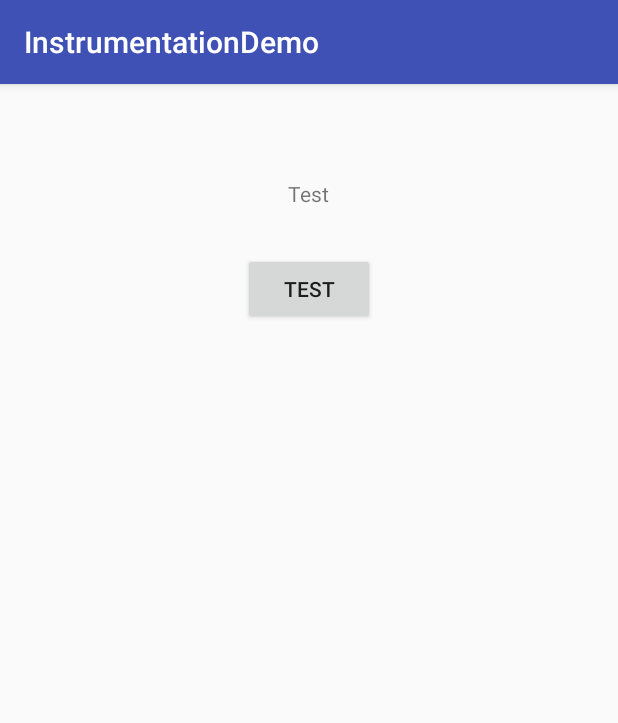
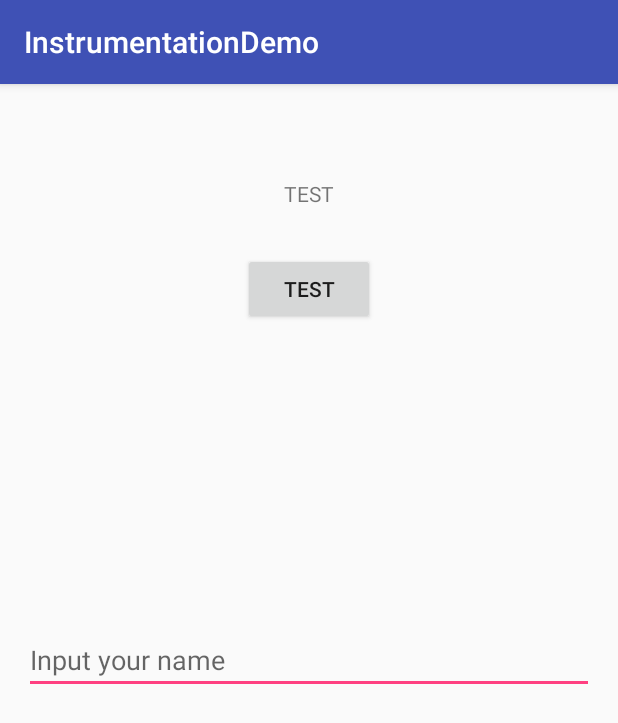
Before and after one commit to jingle1267/AndroidTestDemo, an Android app: the screen it shows after launch (MainActivity), after a tap on "TEST", on a phone screen of 412 x 824 dp. Shown: the top 723 px of the screen. Run offline under Robolectric (Android 15) with nearby library versions, the phone set to English and light mode, and no system bars.

Commit message:
[ADD] Add instrumentation README.md

```diff
--- a/InstrumentationDemo/app/src/main/AndroidManifest.xml
+++ b/InstrumentationDemo/app/src/main/AndroidManifest.xml
@@ -18,6 +18,8 @@
     </application>
 
     <!--表示被测试的目标包与instrumentation的名称。-->
-    <instrumentation android:targetPackage="com.ihongqiqu.instrumentationdemo" android:name="android.test.InstrumentationTestRunner" />
+    <instrumentation
+        android:targetPackage="com.ihongqiqu.instrumentationdemo"
+        android:name="android.test.InstrumentationTestRunner" />
 
 </manifest>
--- a/InstrumentationDemo/app/src/main/java/com/ihongqiqu/instrumentationdemo/MainActivity.java
+++ b/InstrumentationDemo/app/src/main/java/com/ihongqiqu/instrumentationdemo/MainActivity.java
@@ -5,24 +5,27 @@ import android.support.v7.app.AppCompatActivity;
 import android.util.Log;
 import android.view.View;
 import android.widget.Button;
+import android.widget.EditText;
 import android.widget.TextView;
 
 public class MainActivity extends AppCompatActivity {
 
     private TextView tvTest;
     private Button btnTest;
+    private EditText etName;
 
     @Override
     protected void onCreate(Bundle savedInstanceState) {
         super.onCreate(savedInstanceState);
         setContentView(R.layout.activity_main);
+        this.etName = (EditText) findViewById(R.id.et_name);
         this.btnTest = (Button) findViewById(R.id.btn_test);
         this.tvTest = (TextView) findViewById(R.id.tv_test);
     }
 
     public void onClick(View view) {
         if (BuildConfig.DEBUG) Log.d("MainActivity", "Test button clicked");
-        tvTest.setText("Test");
+        tvTest.setText("TEST");
     }
 
     public int add(int a, int b) {
--- a/InstrumentationDemo/app/src/main/res/layout/activity_main.xml
+++ b/InstrumentationDemo/app/src/main/res/layout/activity_main.xml
@@ -22,10 +22,19 @@
     <Button
         android:layout_width="wrap_content"
         android:layout_height="wrap_content"
-        android:text="Test"
+        android:text="test"
         android:id="@+id/btn_test"
         android:layout_below="@+id/tv_test"
         android:layout_centerHorizontal="true"
         android:onClick="onClick"
         android:layout_marginTop="30dp"/>
+
+    <EditText
+        android:layout_width="match_parent"
+        android:layout_height="wrap_content"
+        android:id="@+id/et_name"
+        android:layout_centerVertical="true"
+        android:layout_alignParentRight="true"
+        android:layout_alignParentEnd="true"
+        android:hint="Input your name"/>
 </RelativeLayout>
```
Also changed, not shown: 3 other files.
